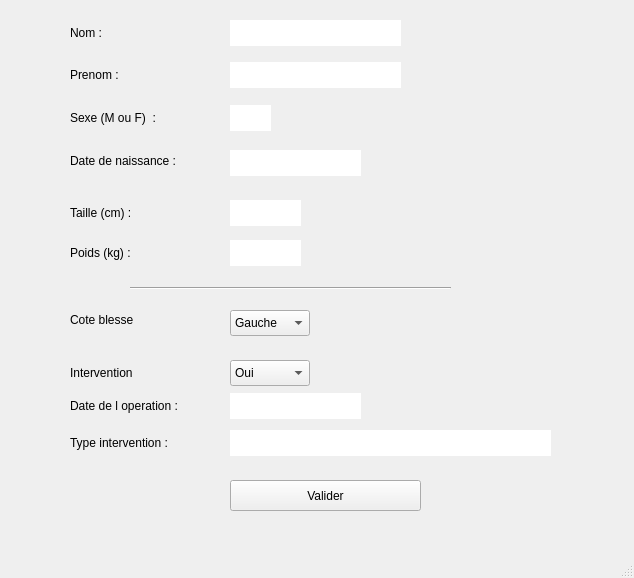
Before: the Qt Designer form ajoutpatient.ui in zividgerman/KineProject, drawn with Qt 5.
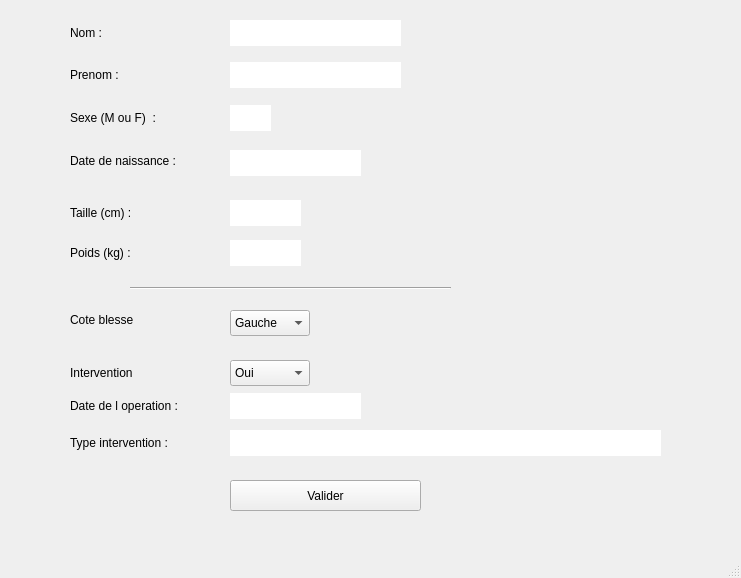
After: the same form once the commit is applied.

Patch:
```diff
--- a/ajoutpatient.ui
+++ b/ajoutpatient.ui
@@ -6,7 +6,7 @@
    <rect>
     <x>0</x>
     <y>0</y>
-    <width>634</width>
+    <width>741</width>
     <height>578</height>
    </rect>
   </property>
@@ -71,7 +71,7 @@
      <rect>
       <x>230</x>
       <y>430</y>
-      <width>321</width>
+      <width>431</width>
       <height>26</height>
      </rect>
     </property>
```
Left out of the diff: 6 changed lines with no effect on the pictures.
